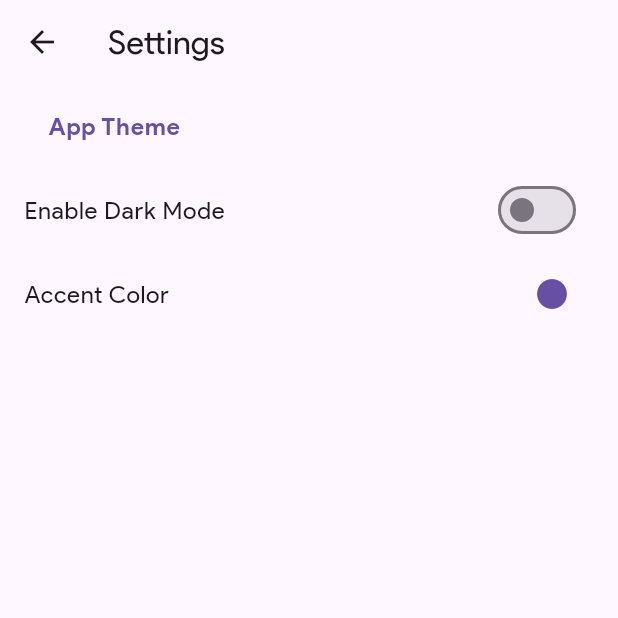
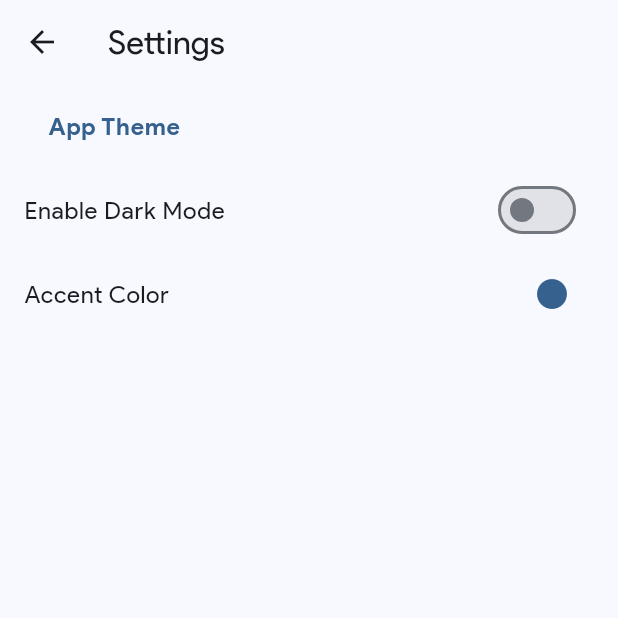
Before and after one commit to channdara/revanced_manager_flutter, a Flutter app: the screen it shows after launch, after a tap on the "settings" icon, on a phone screen of 412 x 824 dp, the top half of it. Run offline on Flutter 3.47's test engine with Material 3 defaults, Android fonts, the phone set to English and light mode, and no system bars; our stand-ins replace cached_network_image, device_info_plus, dio, flutter_bloc, shared_preferences; missing offline and left inert: installed_apps; network calls fail.

Commit message:
[UNTRACKED]: add preset color picker for accent color in settings

```diff
--- a/lib/main.dart
+++ b/lib/main.dart
@@ -8,28 +8,41 @@ import 'src/presentation/screen/splash_screen.dart';
 Future<void> main() async {
   WidgetsFlutterBinding.ensureInitialized();
   final themeMode = await PreferencesManager().themeMode();
-  runApp(Application(themeMode: themeMode));
+  final accentColor = await PreferencesManager().accentColor();
+  runApp(Application(
+    themeMode: themeMode,
+    accentColor: accentColor,
+  ));
 }
 
 class Application extends StatefulWidget {
-  const Application({super.key, required this.themeMode});
+  const Application({
+    super.key,
+    required this.themeMode,
+    required this.accentColor,
+  });
 
   final ThemeMode themeMode;
+  final Color accentColor;
 
   @override
   State<Application> createState() => _ApplicationState();
 }
 
 class _ApplicationState extends BaseStateful<Application> {
-  ThemeMode _themeMode = ThemeMode.system;
+  ThemeMode? _themeMode;
+  Color? _accentColor;
 
   @override
   void initState() {
     super.initState();
-    _themeMode = widget.themeMode;
     CallbackManager().enableDarkModeCallback = (brightness) {
       _themeMode =
           brightness == Brightness.dark ? ThemeMode.dark : ThemeMode.light;
+      setState(() {});
+    };
+    CallbackManager().updateAccentColorCallback = (color) {
+      _accentColor = color;
       setState(() {});
     };
   }
@@ -38,10 +51,11 @@ class _ApplicationState extends BaseStateful<Application> {
   Widget build(BuildContext context) {
     return MaterialApp(
       home: const SplashScreen(),
-      themeMode: _themeMode,
+      themeMode: _themeMode ?? widget.themeMode,
       theme: ThemeData(
         brightness: Brightness.light,
         fontFamily: 'ProductSans',
+        colorSchemeSeed: _accentColor ?? widget.accentColor,
         iconButtonTheme: IconButtonThemeData(
           style: IconButton.styleFrom(
             tapTargetSize: MaterialTapTargetSize.shrinkWrap,
@@ -63,6 +77,7 @@ class _ApplicationState extends BaseStateful<Application> {
       darkTheme: ThemeData(
         brightness: Brightness.dark,
         fontFamily: 'ProductSans',
+        colorSchemeSeed: _accentColor ?? widget.accentColor,
         iconButtonTheme: IconButtonThemeData(
           style: IconButton.styleFrom(
             tapTargetSize: MaterialTapTargetSize.shrinkWrap,
--- a/lib/src/manager/callback_manager.dart
+++ b/lib/src/manager/callback_manager.dart
@@ -1,6 +1,7 @@
 import 'dart:ui';
 
 typedef EnableDarkModeCallback = void Function(Brightness brightness);
+typedef UpdateAccentColorCallback = void Function(Color color);
 typedef AppInstallCompleteCallback = void Function();
 typedef AppUninstallCompleteCallback = void Function();
 
@@ -12,6 +13,7 @@ class CallbackManager {
   static final CallbackManager _instance = CallbackManager._();
 
   EnableDarkModeCallback? enableDarkModeCallback;
+  UpdateAccentColorCallback? updateAccentColorCallback;
   AppInstallCompleteCallback? appInstallCompleteCallback;
   AppUninstallCompleteCallback? appUninstallCompleteCallback;
 }
--- a/lib/src/manager/preferences_manager.dart
+++ b/lib/src/manager/preferences_manager.dart
@@ -9,6 +9,7 @@ class PreferencesManager {
   static final PreferencesManager _instance = PreferencesManager._();
 
   static const String _darkMode = 'darkMode';
+  static const String _accentColor = 'accentColor';
 
   Future<ThemeMode> themeMode([Brightness? brightness]) async {
     final pref = await SharedPreferences.getInstance();
@@ -21,4 +22,14 @@ class PreferencesManager {
       _ => ThemeMode.system,
     };
   }
+
+  Future<Color> accentColor([Color? color]) async {
+    final pref = await SharedPreferences.getInstance();
+    if (color != null) {
+      pref.setInt(_accentColor, color.value);
+      return color;
+    }
+    final value = pref.getInt(_accentColor);
+    return value == null ? Colors.blue : Color(value);
+  }
 }
```
Also changed, not shown: lib/src/presentation/dialog/preset_color_picker_dialog.dart (added, +41 -0 lines), lib/src/presentation/screen/settings_screen.dart (+10 -1 lines).
